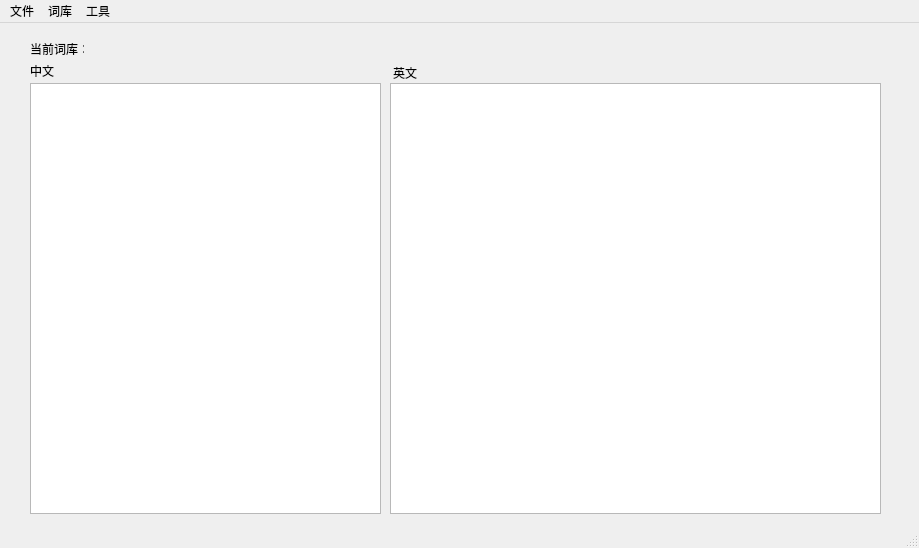
Carlos-yyt/vocabularyTools, file src/mainwindow.ui: the form before one commit.
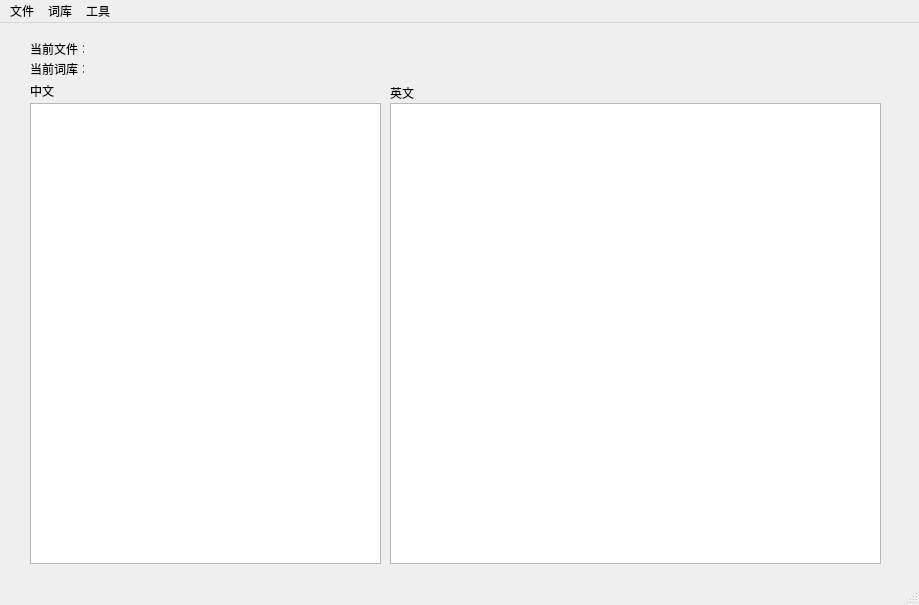
The form after the commit.

```diff
--- a/src/mainwindow.ui
+++ b/src/mainwindow.ui
@@ -7,7 +7,7 @@
     <x>0</x>
     <y>0</y>
     <width>919</width>
-    <height>548</height>
+    <height>605</height>
    </rect>
   </property>
   <property name="windowTitle">
@@ -20,7 +20,7 @@
       <x>10</x>
       <y>10</y>
       <width>891</width>
-      <height>481</height>
+      <height>541</height>
      </rect>
     </property>
     <widget class="QWidget" name="page_translatePassage">
@@ -28,7 +28,7 @@
       <property name="geometry">
        <rect>
         <x>20</x>
-        <y>10</y>
+        <y>30</y>
         <width>54</width>
         <height>12</height>
        </rect>
@@ -41,8 +41,8 @@
       <property name="geometry">
        <rect>
         <x>80</x>
-        <y>10</y>
-        <width>441</width>
+        <y>30</y>
+        <width>791</width>
         <height>16</height>
        </rect>
       </property>
@@ -54,9 +54,9 @@
       <property name="geometry">
        <rect>
         <x>20</x>
-        <y>50</y>
+        <y>70</y>
         <width>351</width>
-        <height>431</height>
+        <height>461</height>
        </rect>
       </property>
      </widget>
@@ -64,9 +64,9 @@
       <property name="geometry">
        <rect>
         <x>380</x>
-        <y>50</y>
+        <y>70</y>
         <width>491</width>
-        <height>431</height>
+        <height>461</height>
        </rect>
       </property>
      </widget>
@@ -74,7 +74,7 @@
       <property name="geometry">
        <rect>
         <x>20</x>
-        <y>30</y>
+        <y>50</y>
         <width>31</width>
         <height>16</height>
        </rect>
@@ -86,8 +86,8 @@
      <widget class="QLabel" name="label_3">
       <property name="geometry">
        <rect>
-        <x>383</x>
-        <y>30</y>
+        <x>380</x>
+        <y>50</y>
         <width>51</width>
         <height>20</height>
        </rect>
@@ -96,6 +96,32 @@
        <string>英文</string>
       </property>
      </widget>
+     <widget class="QLabel" name="label_4">
+      <property name="geometry">
+       <rect>
+        <x>20</x>
+        <y>10</y>
+        <width>54</width>
+        <height>12</height>
+       </rect>
+      </property>
+      <property name="text">
+       <string>当前文件：</string>
+      </property>
+     </widget>
+     <widget class="QLabel" name="label_cur_passage">
+      <property name="geometry">
+       <rect>
+        <x>80</x>
+        <y>10</y>
+        <width>791</width>
+        <height>16</height>
+       </rect>
+      </property>
+      <property name="text">
+       <string/>
+      </property>
+     </widget>
     </widget>
     <widget class="QWidget" name="page_2"/>
    </widget>
```
